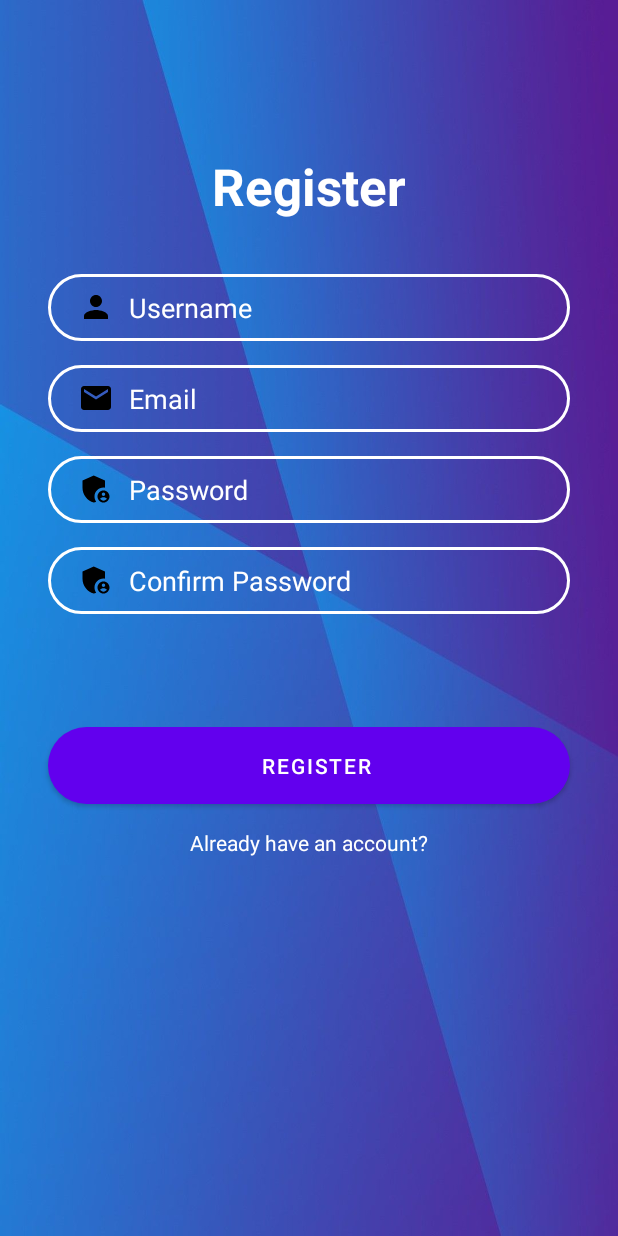
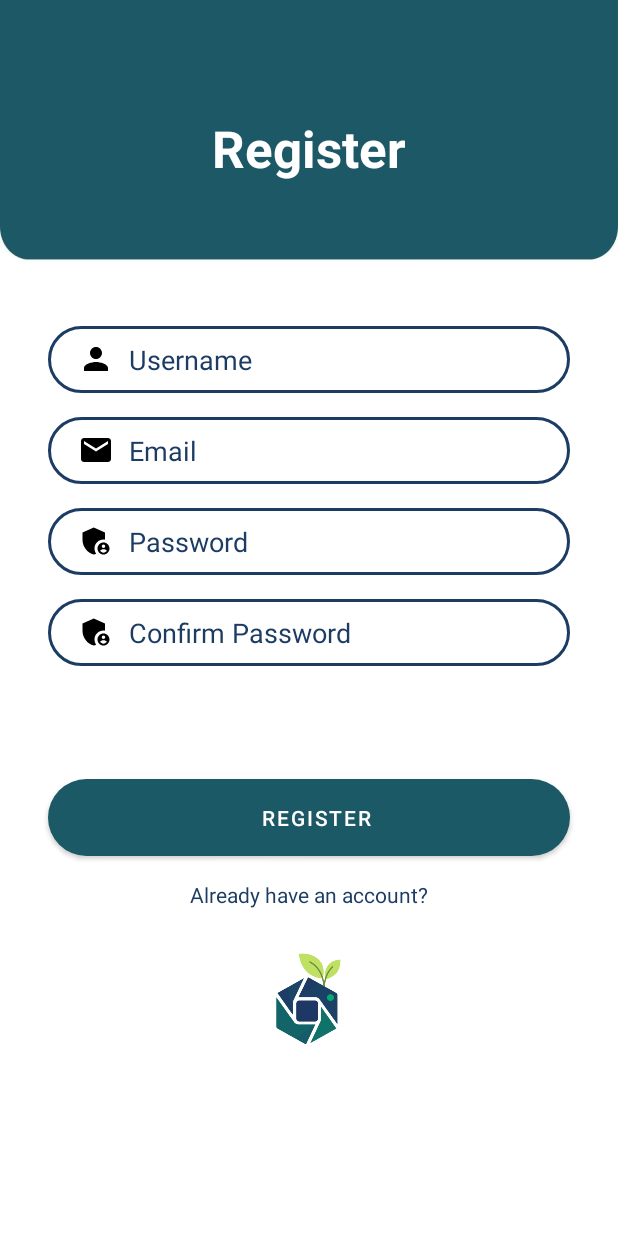
Before and after one commit to Los-Fructiferos/FructiApp, an Android app: the RegisterActivity screen opened directly, with no data from a screen before it, on a phone screen of 412 x 824 dp. Run offline under Robolectric (Android 15) with nearby library versions, the phone set to English and light mode, and no system bars; our stand-ins replace Firebase (no records; nobody signed in at launch, a user with empty details on screens opened directly).

Commit message:
Interfaz de registro y login ajustada a paleta de colores

```diff
--- a/App/app/src/main/res/drawable/input_bg.xml
+++ b/App/app/src/main/res/drawable/input_bg.xml
@@ -1,7 +1,7 @@
 <?xml version="1.0" encoding="utf-8"?>
 <shape xmlns:android="http://schemas.android.com/apk/res/android">
 
-    <stroke android:color="@color/white" android:width="2dp"/>
+    <stroke android:color="@color/darkBlue" android:width="2dp"/>
     <corners android:radius="70dp"/>
 
 </shape>
--- a/App/app/src/main/res/layout/activity_register.xml
+++ b/App/app/src/main/res/layout/activity_register.xml
@@ -5,7 +5,7 @@
     android:layout_width="match_parent"
     android:layout_height="match_parent"
     tools:context=".RegisterActivity"
-    android:background="@drawable/bb"
+    android:background="@drawable/fructifero"
     >
 
     <TextView
@@ -14,6 +14,7 @@
         android:layout_height="wrap_content"
         android:text="Register"
         android:textColor="@color/white"
+        android:layout_marginBottom="196dp"
         android:textSize="34sp"
         android:textStyle="bold"
         app:layout_constraintBottom_toBottomOf="parent"
@@ -27,7 +28,7 @@
         android:layout_width="0dp"
         android:layout_height="wrap_content"
         android:layout_marginStart="32dp"
-        android:layout_marginTop="36dp"
+        android:layout_marginTop="96dp"
         android:layout_marginEnd="32dp"
         android:background="@drawable/input_bg"
         android:drawableLeft="@drawable/ic_baseline_person_24"
@@ -39,8 +40,8 @@
         android:paddingTop="10dp"
         android:paddingRight="10dp"
         android:paddingBottom="10dp"
-        android:textColor="@color/white"
-        android:textColorHint="@color/white"
+        android:textColor="@color/darkBlue"
+        android:textColorHint="@color/darkBlue"
         app:layout_constraintEnd_toEndOf="parent"
         app:layout_constraintHorizontal_bias="0.0"
         app:layout_constraintStart_toStartOf="parent"
@@ -61,8 +62,8 @@
         android:paddingTop="10dp"
         android:paddingRight="10dp"
         android:paddingBottom="10dp"
-        android:textColor="@color/white"
-        android:textColorHint="@color/white"
+        android:textColor="@color/darkBlue"
+        android:textColorHint="@color/darkBlue"
         app:layout_constraintEnd_toEndOf="@+id/inputUsername"
         app:layout_constraintStart_toStartOf="@+id/inputUsername"
         app:layout_constraintTop_toBottomOf="@+id/inputUsername" />
@@ -82,8 +83,8 @@
         android:paddingTop="10dp"
         android:paddingRight="10dp"
         android:paddingBottom="10dp"
-        android:textColor="@color/white"
-        android:textColorHint="@color/white"
+        android:textColor="@color/darkBlue"
+        android:textColorHint="@color/darkBlue"
         app:layout_constraintEnd_toEndOf="@+id/inputEmail"
         app:layout_constraintStart_toStartOf="@+id/inputEmail"
         app:layout_constraintTop_toBottomOf="@+id/inputEmail" />
@@ -103,8 +104,8 @@
         android:paddingTop="10dp"
         android:paddingRight="10dp"
         android:paddingBottom="10dp"
-        android:textColor="@color/white"
-        android:textColorHint="@color/white"
+        android:textColor="@color/darkBlue"
+        android:textColorHint="@color/darkBlue"
         app:layout_constraintEnd_toEndOf="@+id/inputPassword"
         app:layout_constraintStart_toStartOf="@+id/inputPassword"
         app:layout_constraintTop_toBottomOf="@+id/inputPassword" />
@@ -129,10 +130,23 @@
         android:layout_width="wrap_content"
         android:layout_height="wrap_content"
         android:layout_marginTop="16dp"
-        android:shadowColor="@color/white"
+        android:shadowColor="@color/darkBlue"
         android:text="Already have an account?"
-        android:textColor="@color/white"
+        android:textColor="@color/darkBlue"
         app:layout_constraintEnd_toEndOf="@+id/btnRegister"
         app:layout_constraintStart_toStartOf="@+id/btnRegister"
         app:layout_constraintTop_toBottomOf="@+id/btnRegister" />
+
+    <ImageView
+        android:id="@+id/iv"
+        android:layout_width="fill_parent"
+        android:layout_height="wrap_content"
+        android:padding="5dp"
+        android:layout_marginTop="36dp"
+        android:src="@mipmap/ic_launcher_foreground"
+        app:layout_constraintEnd_toEndOf="@+id/btnRegister"
+        app:layout_constraintHorizontal_bias="0.0"
+        app:layout_constraintStart_toStartOf="@+id/btnRegister"
+        app:layout_constraintTop_toBottomOf="@+id/btnRegister"/>
+
 </androidx.constraintlayout.widget.ConstraintLayout>
--- a/App/app/src/main/res/values-night/themes.xml
+++ b/App/app/src/main/res/values-night/themes.xml
@@ -2,7 +2,7 @@
     <!-- Base application theme. -->
     <style name="Theme.Fructiapp" parent="Theme.MaterialComponents.DayNight.NoActionBar">
         <!-- Primary brand color. -->
-        <item name="colorPrimary">@color/purple_200</item>
+        <item name="colorPrimary">@color/blue</item>
         <item name="colorPrimaryVariant">@color/purple_700</item>
         <item name="colorOnPrimary">@color/black</item>
         <!-- Secondary brand color. -->
--- a/App/app/src/main/res/values/colors.xml
+++ b/App/app/src/main/res/values/colors.xml
@@ -1,6 +1,7 @@
 <?xml version="1.0" encoding="utf-8"?>
 <resources>
-    <color name="purple_200">#FFBB86FC</color>
+    <color name="blue">#1c5966</color>
+    <color name="darkBlue">#1c3c64</color>
     <color name="purple_500">#FF6200EE</color>
     <color name="purple_700">#FF3700B3</color>
     <color name="teal_200">#FF03DAC5</color>
--- a/App/app/src/main/res/values/themes.xml
+++ b/App/app/src/main/res/values/themes.xml
@@ -2,12 +2,12 @@
     <!-- Base application theme. -->
     <style name="Theme.Fructiapp" parent="Theme.MaterialComponents.DayNight.NoActionBar">
         <!-- Primary brand color. -->
-        <item name="colorPrimary">@color/purple_500</item>
+        <item name="colorPrimary">@color/blue</item>
         <item name="colorPrimaryVariant">@color/purple_700</item>
         <item name="colorOnPrimary">@color/white</item>
         <!-- Secondary brand color. -->
-        <item name="colorSecondary">@color/teal_200</item>
-        <item name="colorSecondaryVariant">@color/teal_700</item>
+        <item name="colorSecondary">@color/darkBlue</item>
+        <item name="colorSecondaryVariant">@color/teal_200</item>
         <item name="colorOnSecondary">@color/black</item>
         <!-- Status bar color. -->
         <item name="android:statusBarColor" tools:targetApi="l">?attr/colorPrimaryVariant</item>
```
Also changed, not shown: App/app/src/main/res/layout/activity_login.xml (+21 -8 lines), App/app/src/main/res/drawable/fructifero.jpg (added), 1 other file.
